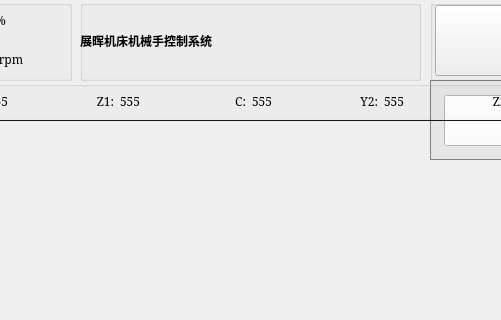
Before: the Qt Designer form mainwindow.ui in Jade-yun/MachineTool, drawn with Qt 5; both pictures show x 250 to 751 and y 0 to 320 of the 1024 by 768 pixel window.
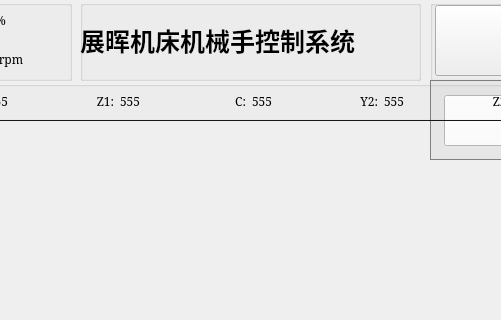
After: the same form once the commit is applied. Icons and pictures are not drawn. Custom widgets are drawn as their Qt base class.

What changed in the file:
```diff
--- a/mainwindow.ui
+++ b/mainwindow.ui
@@ -1125,11 +1125,17 @@
      <property name="font">
       <font>
        <family>SimSun</family>
+       <pointsize>-1</pointsize>
        <weight>75</weight>
        <italic>false</italic>
        <bold>true</bold>
       </font>
      </property>
+     <property name="styleSheet">
+      <string notr="true">QLabel {
+	font-size: 25px;
+}</string>
+     </property>
      <property name="locale">
       <locale language="Chinese" country="China"/>
      </property>
```
